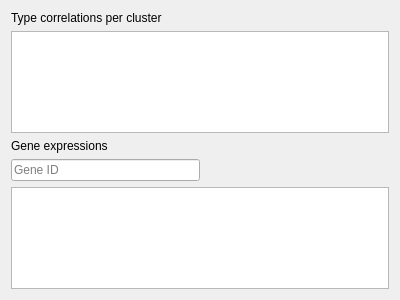
First picture: the form in TabWidget.ui, repository KaikiasVind/CellBadger, before the edit.
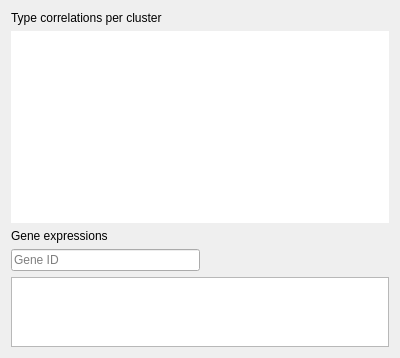
Second picture: the form after the edit.

Patch:
```diff
--- a/TabWidget.ui
+++ b/TabWidget.ui
@@ -22,7 +22,59 @@
     </widget>
    </item>
    <item>
-    <widget class="QTableWidget" name="tableWidgetTypeCorrelations"/>
+    <widget class="QTableWidget" name="tableWidgetTypeCorrelations">
+     <property name="sizePolicy">
+      <sizepolicy hsizetype="Minimum" vsizetype="Minimum">
+       <horstretch>0</horstretch>
+       <verstretch>0</verstretch>
+      </sizepolicy>
+     </property>
+     <property name="focusPolicy">
+      <enum>Qt::StrongFocus</enum>
+     </property>
+     <property name="frameShape">
+      <enum>QFrame::NoFrame</enum>
+     </property>
+     <property name="frameShadow">
+      <enum>QFrame::Plain</enum>
+     </property>
+     <property name="verticalScrollBarPolicy">
+      <enum>Qt::ScrollBarAlwaysOff</enum>
+     </property>
+     <property name="horizontalScrollBarPolicy">
+      <enum>Qt::ScrollBarAsNeeded</enum>
+     </property>
+     <property name="sizeAdjustPolicy">
+      <enum>QAbstractScrollArea::AdjustIgnored</enum>
+     </property>
+     <property name="alternatingRowColors">
+      <bool>false</bool>
+     </property>
+     <property name="selectionMode">
+      <enum>QAbstractItemView::NoSelection</enum>
+     </property>
+     <property name="showGrid">
+      <bool>false</bool>
+     </property>
+     <property name="gridStyle">
+      <enum>Qt::SolidLine</enum>
+     </property>
+     <property name="sortingEnabled">
+      <bool>false</bool>
+     </property>
+     <attribute name="horizontalHeaderCascadingSectionResizes">
+      <bool>false</bool>
+     </attribute>
+     <attribute name="horizontalHeaderMinimumSectionSize">
+      <number>25</number>
+     </attribute>
+     <attribute name="horizontalHeaderDefaultSectionSize">
+      <number>100</number>
+     </attribute>
+     <attribute name="verticalHeaderVisible">
+      <bool>false</bool>
+     </attribute>
+    </widget>
    </item>
    <item>
     <widget class="QLabel" name="labelGeneExpressions">
```
